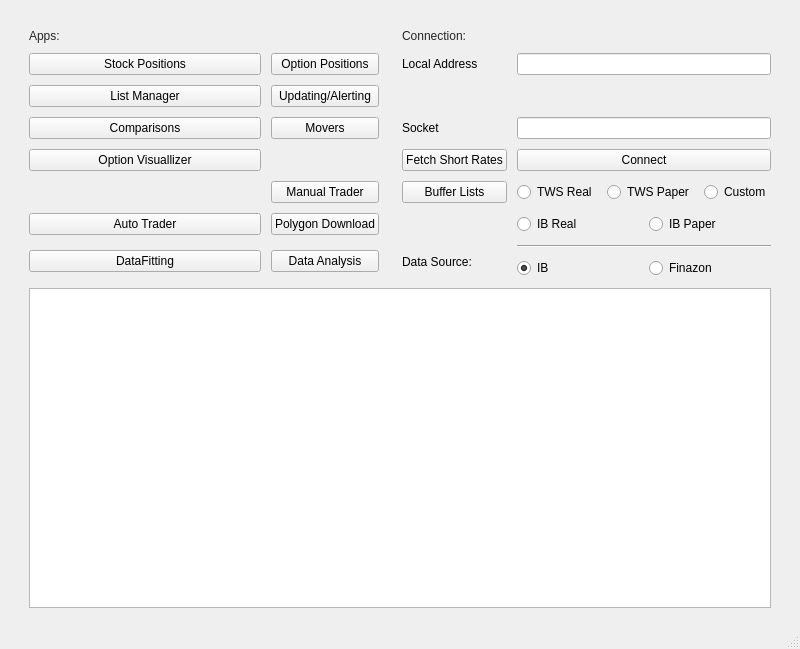
The window that uiComps/qtGeneration/AppLauncher.ui (irrelevantmuch/IB_apps) describes before a commit, drawn with Qt 5.
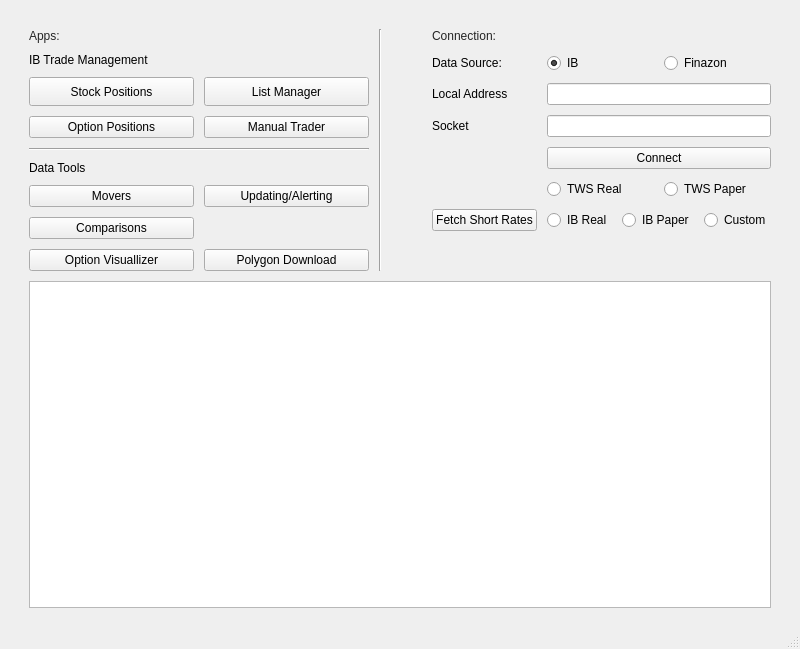
The same window after the commit.

Diff of the .ui file:
```diff
--- a/uiComps/qtGeneration/AppLauncher.ui
+++ b/uiComps/qtGeneration/AppLauncher.ui
@@ -40,7 +40,7 @@
    </property>
    <layout class="QGridLayout" name="gridLayout_2">
     <item row="0" column="0">
-     <layout class="QVBoxLayout" name="verticalLayout" stretch="1,0,2">
+     <layout class="QVBoxLayout" name="verticalLayout" stretch="0,2">
       <property name="spacing">
        <number>10</number>
       </property>
@@ -60,24 +60,10 @@
        <number>10</number>
       </property>
       <item>
-       <layout class="QGridLayout" name="gridLayout" rowstretch="1,0,0,0,0,0,0,0,0,0" columnstretch="1,0,0,0,0,0">
-        <property name="sizeConstraint">
-         <enum>QLayout::SetDefaultConstraint</enum>
-        </property>
-        <item row="4" column="5">
-         <widget class="QLineEdit" name="socket_line">
-          <property name="sizePolicy">
-           <sizepolicy hsizetype="Expanding" vsizetype="Preferred">
-            <horstretch>0</horstretch>
-            <verstretch>0</verstretch>
-           </sizepolicy>
-          </property>
-          <property name="alignment">
-           <set>Qt::AlignRight|Qt::AlignTrailing|Qt::AlignVCenter</set>
-          </property>
-         </widget>
-        </item>
-        <item row="0" column="0">
+       <layout class="QHBoxLayout" name="horizontalLayout_7" stretch="1,0,0,1">
+        <item>
+         <layout class="QVBoxLayout" name="verticalLayout_4">
+          <item>
          <widget class="QLabel" name="label">
           <property name="palette">
            <palette>
@@ -148,169 +134,16 @@
           </property>
          </widget>
         </item>
-        <item row="9" column="5">
-         <layout class="QVBoxLayout" name="verticalLayout_3">
           <item>
-           <widget class="Line" name="line">
-            <property name="orientation">
-             <enum>Qt::Horizontal</enum>
-            </property>
-           </widget>
-          </item>
-          <item>
-           <layout class="QHBoxLayout" name="horizontalLayout_3">
-            <item>
-             <widget class="QRadioButton" name="ib_data_radio">
+           <widget class="QLabel" name="label_4">
               <property name="text">
-               <string>IB</string>
-              </property>
-              <property name="checked">
-               <bool>true</bool>
-              </property>
-              <attribute name="buttonGroup">
-               <string notr="true">data_group</string>
-              </attribute>
+             <string>IB Trade Management</string>
+            </property>
              </widget>
             </item>
             <item>
-             <widget class="QRadioButton" name="finazon_data_radio">
-              <property name="text">
-               <string>Finazon</string>
-              </property>
-              <attribute name="buttonGroup">
-               <string notr="true">data_group</string>
-              </attribute>
-             </widget>
-            </item>
-           </layout>
-          </item>
-         </layout>
-        </item>
-        <item row="9" column="3">
-         <widget class="QLabel" name="label_3">
-          <property name="text">
-           <string>Data Source:</string>
-          </property>
-         </widget>
-        </item>
-        <item row="5" column="0">
-         <widget class="QPushButton" name="open_option_viz">
-          <property name="text">
-           <string>Option Visuallizer</string>
-          </property>
-          <attribute name="buttonGroup">
-           <string notr="true">app_group</string>
-          </attribute>
-         </widget>
-        </item>
-        <item row="2" column="1">
-         <widget class="QPushButton" name="open_option_pos">
-          <property name="sizePolicy">
-           <sizepolicy hsizetype="Minimum" vsizetype="Preferred">
-            <horstretch>0</horstretch>
-            <verstretch>0</verstretch>
-           </sizepolicy>
-          </property>
-          <property name="text">
-           <string>Option Positions</string>
-          </property>
-          <attribute name="buttonGroup">
-           <string notr="true">app_group</string>
-          </attribute>
-         </widget>
-        </item>
-        <item row="7" column="0">
-         <widget class="QPushButton" name="open_auto_trader">
-          <property name="text">
-           <string>Auto Trader</string>
-          </property>
-          <attribute name="buttonGroup">
-           <string notr="true">app_group</string>
-          </attribute>
-         </widget>
-        </item>
-        <item row="4" column="0">
-         <widget class="QPushButton" name="open_comparisons">
-          <property name="text">
-           <string>Comparisons</string>
-          </property>
-          <attribute name="buttonGroup">
-           <string notr="true">finazon_group</string>
-          </attribute>
-         </widget>
-        </item>
-        <item row="0" column="3">
-         <widget class="QLabel" name="label_2">
-          <property name="palette">
-           <palette>
-            <active>
-             <colorrole role="WindowText">
-              <brush brushstyle="SolidPattern">
-               <color alpha="217">
-                <red>132</red>
-                <green>132</green>
-                <blue>132</blue>
-               </color>
-              </brush>
-             </colorrole>
-             <colorrole role="Text">
-              <brush brushstyle="SolidPattern">
-               <color alpha="216">
-                <red>137</red>
-                <green>137</green>
-                <blue>137</blue>
-               </color>
-              </brush>
-             </colorrole>
-            </active>
-            <inactive>
-             <colorrole role="WindowText">
-              <brush brushstyle="SolidPattern">
-               <color alpha="216">
-                <red>0</red>
-                <green>0</green>
-                <blue>0</blue>
-               </color>
-              </brush>
-             </colorrole>
-             <colorrole role="Text">
-              <brush brushstyle="SolidPattern">
-               <color alpha="216">
-                <red>0</red>
-                <green>0</green>
-                <blue>0</blue>
-               </color>
-              </brush>
-             </colorrole>
-            </inactive>
-            <disabled>
-             <colorrole role="WindowText">
-              <brush brushstyle="SolidPattern">
-               <color alpha="63">
-                <red>0</red>
-                <green>0</green>
-                <blue>0</blue>
-               </color>
-              </brush>
-             </colorrole>
-             <colorrole role="Text">
-              <brush brushstyle="SolidPattern">
-               <color alpha="63">
-                <red>0</red>
-                <green>0</green>
-                <blue>0</blue>
-               </color>
-              </brush>
-             </colorrole>
-            </disabled>
-           </palette>
-          </property>
-          <property name="text">
-           <string>Connection:</string>
-          </property>
-         </widget>
-        </item>
-        <item row="3" column="0">
+           <layout class="QGridLayout" name="gridLayout_6">
+            <item row="0" column="1">
          <widget class="QPushButton" name="open_list_manager">
           <property name="sizePolicy">
            <sizepolicy hsizetype="Minimum" vsizetype="Preferred">
@@ -326,7 +159,23 @@
           </attribute>
          </widget>
         </item>
-        <item row="6" column="1">
+            <item row="0" column="0">
+             <widget class="QPushButton" name="open_stocks">
+              <property name="sizePolicy">
+               <sizepolicy hsizetype="Minimum" vsizetype="MinimumExpanding">
+                <horstretch>0</horstretch>
+                <verstretch>0</verstretch>
+               </sizepolicy>
+              </property>
+              <property name="text">
+               <string>Stock Positions</string>
+              </property>
+              <attribute name="buttonGroup">
+               <string notr="true">ib_group</string>
+              </attribute>
+             </widget>
+            </item>
+            <item row="1" column="1">
          <widget class="QPushButton" name="open_man_trader">
           <property name="text">
            <string>Manual Trader</string>
@@ -336,7 +185,67 @@
           </attribute>
          </widget>
         </item>
-        <item row="3" column="1">
+            <item row="1" column="0">
+             <widget class="QPushButton" name="open_option_pos">
+              <property name="sizePolicy">
+               <sizepolicy hsizetype="Minimum" vsizetype="Preferred">
+                <horstretch>0</horstretch>
+                <verstretch>0</verstretch>
+               </sizepolicy>
+              </property>
+              <property name="text">
+               <string>Option Positions</string>
+              </property>
+              <attribute name="buttonGroup">
+               <string notr="true">ib_group</string>
+              </attribute>
+             </widget>
+            </item>
+           </layout>
+          </item>
+          <item>
+           <widget class="Line" name="line_2">
+            <property name="orientation">
+             <enum>Qt::Horizontal</enum>
+            </property>
+           </widget>
+          </item>
+          <item>
+           <widget class="QLabel" name="label_5">
+            <property name="text">
+             <string>Data Tools</string>
+            </property>
+           </widget>
+          </item>
+          <item>
+           <layout class="QGridLayout" name="gridLayout_7">
+            <item row="0" column="0">
+             <widget class="QPushButton" name="open_movers">
+              <property name="sizePolicy">
+               <sizepolicy hsizetype="Minimum" vsizetype="Preferred">
+                <horstretch>0</horstretch>
+                <verstretch>0</verstretch>
+               </sizepolicy>
+              </property>
+              <property name="text">
+               <string>Movers</string>
+              </property>
+              <attribute name="buttonGroup">
+               <string notr="true">general_history_group</string>
+              </attribute>
+             </widget>
+            </item>
+            <item row="1" column="0">
+             <widget class="QPushButton" name="open_comparisons">
+              <property name="text">
+               <string>Comparisons</string>
+              </property>
+              <attribute name="buttonGroup">
+               <string notr="true">general_history_group</string>
+              </attribute>
+             </widget>
+            </item>
+            <item row="0" column="1">
          <widget class="QPushButton" name="open_alert_system">
           <property name="text">
            <string>Updating/Alerting</string>
@@ -346,73 +255,153 @@
           </attribute>
          </widget>
         </item>
-        <item row="2" column="0">
-         <widget class="QPushButton" name="open_stocks">
-          <property name="sizePolicy">
-           <sizepolicy hsizetype="Minimum" vsizetype="MinimumExpanding">
-            <horstretch>0</horstretch>
-            <verstretch>0</verstretch>
-           </sizepolicy>
-          </property>
-          <property name="text">
-           <string>Stock Positions</string>
-          </property>
-          <attribute name="buttonGroup">
-           <string notr="true">app_group</string>
-          </attribute>
-         </widget>
-        </item>
-        <item row="7" column="1">
+            <item row="2" column="1">
          <widget class="QPushButton" name="open_poly_downloader">
           <property name="text">
            <string>Polygon Download</string>
           </property>
          </widget>
         </item>
-        <item row="2" column="3">
-         <widget class="QLabel" name="address_label">
+            <item row="2" column="0">
+             <widget class="QPushButton" name="open_option_viz">
           <property name="text">
-           <string>Local Address</string>
-          </property>
-         </widget>
-        </item>
-        <item row="2" column="5">
-         <widget class="QLineEdit" name="address_line">
-          <property name="sizePolicy">
-           <sizepolicy hsizetype="Expanding" vsizetype="Preferred">
-            <horstretch>0</horstretch>
-            <verstretch>0</verstretch>
-           </sizepolicy>
+               <string>Option Visuallizer</string>
+              </property>
+              <attribute name="buttonGroup">
+               <string notr="true">ib_group</string>
+              </attribute>
+             </widget>
+            </item>
+           </layout>
+          </item>
+         </layout>
+        </item>
+        <item>
+         <widget class="Line" name="line">
+          <property name="orientation">
+           <enum>Qt::Vertical</enum>
           </property>
-          <property name="inputMethodHints">
-           <set>Qt::ImhUppercaseOnly</set>
+         </widget>
+        </item>
+        <item>
+         <spacer name="horizontalSpacer">
+          <property name="orientation">
+           <enum>Qt::Horizontal</enum>
           </property>
-          <property name="alignment">
-           <set>Qt::AlignRight|Qt::AlignTrailing|Qt::AlignVCenter</set>
+          <property name="sizeHint" stdset="0">
+           <size>
+            <width>40</width>
+            <height>20</height>
+           </size>
           </property>
-          <property name="clearButtonEnabled">
-           <bool>true</bool>
-          </property>
-         </widget>
-        </item>
-        <item row="4" column="1">
-         <widget class="QPushButton" name="open_movers">
-          <property name="sizePolicy">
-           <sizepolicy hsizetype="Minimum" vsizetype="Preferred">
-            <horstretch>0</horstretch>
-            <verstretch>0</verstretch>
-           </sizepolicy>
-          </property>
+         </spacer>
+        </item>
+        <item>
+         <layout class="QVBoxLayout" name="verticalLayout_2">
+          <item>
+           <widget class="QLabel" name="label_2">
+            <property name="palette">
+             <palette>
+              <active>
+               <colorrole role="WindowText">
+                <brush brushstyle="SolidPattern">
+                 <color alpha="217">
+                  <red>132</red>
+                  <green>132</green>
+                  <blue>132</blue>
+                 </color>
+                </brush>
+               </colorrole>
+               <colorrole role="Text">
+                <brush brushstyle="SolidPattern">
+                 <color alpha="216">
+                  <red>137</red>
+                  <green>137</green>
+                  <blue>137</blue>
+                 </color>
+                </brush>
+               </colorrole>
+              </active>
+              <inactive>
+               <colorrole role="WindowText">
+                <brush brushstyle="SolidPattern">
+                 <color alpha="216">
+                  <red>0</red>
+                  <green>0</green>
+                  <blue>0</blue>
+                 </color>
+                </brush>
+               </colorrole>
+               <colorrole role="Text">
+                <brush brushstyle="SolidPattern">
+                 <color alpha="216">
+                  <red>0</red>
+                  <green>0</green>
+                  <blue>0</blue>
+                 </color>
+                </brush>
+               </colorrole>
+              </inactive>
+              <disabled>
+               <colorrole role="WindowText">
+                <brush brushstyle="SolidPattern">
+                 <color alpha="63">
+                  <red>0</red>
+                  <green>0</green>
+                  <blue>0</blue>
+                 </color>
+                </brush>
+               </colorrole>
+               <colorrole role="Text">
+                <brush brushstyle="SolidPattern">
+                 <color alpha="63">
+                  <red>0</red>
+                  <green>0</green>
+                  <blue>0</blue>
+                 </color>
+                </brush>
+               </colorrole>
+              </disabled>
+             </palette>
+            </property>
+            <property name="text">
+             <string>Connection:</string>
+            </property>
+           </widget>
+          </item>
+          <item>
+           <layout class="QGridLayout" name="gridLayout_4">
+            <item row="0" column="0">
+             <widget class="QLabel" name="label_3">
+              <property name="text">
+               <string>Data Source:</string>
+              </property>
+             </widget>
+            </item>
+            <item row="6" column="1">
+             <layout class="QHBoxLayout" name="horizontalLayout_2">
+              <item>
+               <widget class="QRadioButton" name="real_ibg_button">
           <property name="text">
-           <string>Movers</string>
+                 <string>IB Real</string>
           </property>
           <attribute name="buttonGroup">
            <string notr="true">finazon_group</string>
           </attribute>
          </widget>
         </item>
-        <item row="5" column="5">
-         <widget class="QPushButton" name="connect_button">
+              <item>
+               <widget class="QRadioButton" name="paper_ibg_button">
+                <property name="text">
+                 <string>IB Paper</string>
+                </property>
+                <attribute name="buttonGroup">
+                 <string notr="true">trading_type_group</string>
+                </attribute>
+               </widget>
+              </item>
+              <item>
+               <widget class="QRadioButton" name="custom_button">
           <property name="sizePolicy">
            <sizepolicy hsizetype="Minimum" vsizetype="Preferred">
             <horstretch>0</horstretch>
@@ -420,45 +409,50 @@
            </sizepolicy>
           </property>
           <property name="text">
-           <string>Connect</string>
-          </property>
-         </widget>
-        </item>
-        <item row="9" column="0">
-         <widget class="QPushButton" name="open_fitter">
-          <property name="text">
-           <string>DataFitting</string>
-          </property>
-         </widget>
-        </item>
-        <item row="4" column="3">
+                 <string>Custom</string>
+                </property>
+                <attribute name="buttonGroup">
+                 <string notr="true">trading_type_group</string>
+                </attribute>
+               </widget>
+              </item>
+             </layout>
+            </item>
+            <item row="2" column="0">
          <widget class="QLabel" name="socket_label">
           <property name="text">
            <string>Socket</string>
           </property>
          </widget>
         </item>
-        <item row="9" column="1">
-         <widget class="QPushButton" name="open_analysis">
+            <item row="0" column="1">
+             <layout class="QHBoxLayout" name="horizontalLayout_3">
+              <item>
+               <widget class="QRadioButton" name="ib_data_radio">
           <property name="text">
-           <string>Data Analysis</string>
-          </property>
-         </widget>
-        </item>
-        <item row="2" column="2">
-         <spacer name="horizontalSpacer_2">
-          <property name="orientation">
-           <enum>Qt::Horizontal</enum>
-          </property>
-          <property name="sizeHint" stdset="0">
-           <size>
-            <width>13</width>
-            <height>18</height>
-           </size>
-          </property>
-         </spacer>
-        </item>
-        <item row="6" column="5">
+                 <string>IB</string>
+                </property>
+                <property name="checked">
+                 <bool>true</bool>
+                </property>
+                <attribute name="buttonGroup">
+                 <string notr="true">data_group</string>
+                </attribute>
+               </widget>
+              </item>
+              <item>
+               <widget class="QRadioButton" name="finazon_data_radio">
+                <property name="text">
+                 <string>Finazon</string>
+                </property>
+                <attribute name="buttonGroup">
+                 <string notr="true">data_group</string>
+                </attribute>
+               </widget>
+              </item>
+             </layout>
+            </item>
+            <item row="5" column="1">
          <layout class="QHBoxLayout" name="horizontalLayout">
           <item>
            <widget class="QRadioButton" name="real_tws_button">
@@ -492,8 +486,49 @@
             </attribute>
            </widget>
           </item>
-          <item>
-           <widget class="QRadioButton" name="custom_button">
+             </layout>
+            </item>
+            <item row="1" column="1">
+             <widget class="QLineEdit" name="address_line">
+              <property name="sizePolicy">
+               <sizepolicy hsizetype="Expanding" vsizetype="Preferred">
+                <horstretch>0</horstretch>
+                <verstretch>0</verstretch>
+               </sizepolicy>
+              </property>
+              <property name="inputMethodHints">
+               <set>Qt::ImhUppercaseOnly</set>
+              </property>
+              <property name="alignment">
+               <set>Qt::AlignRight|Qt::AlignTrailing|Qt::AlignVCenter</set>
+              </property>
+              <property name="clearButtonEnabled">
+               <bool>true</bool>
+              </property>
+             </widget>
+            </item>
+            <item row="1" column="0">
+             <widget class="QLabel" name="address_label">
+              <property name="text">
+               <string>Local Address</string>
+              </property>
+             </widget>
+            </item>
+            <item row="2" column="1">
+             <widget class="QLineEdit" name="socket_line">
+              <property name="sizePolicy">
+               <sizepolicy hsizetype="Expanding" vsizetype="Preferred">
+                <horstretch>0</horstretch>
+                <verstretch>0</verstretch>
+               </sizepolicy>
+              </property>
+              <property name="alignment">
+               <set>Qt::AlignRight|Qt::AlignTrailing|Qt::AlignVCenter</set>
+              </property>
+             </widget>
+            </item>
+            <item row="3" column="1">
+             <widget class="QPushButton" name="connect_button">
             <property name="sizePolicy">
              <sizepolicy hsizetype="Minimum" vsizetype="Preferred">
               <horstretch>0</horstretch>
@@ -501,47 +536,11 @@
              </sizepolicy>
             </property>
             <property name="text">
-             <string>Custom</string>
-            </property>
-            <attribute name="buttonGroup">
-             <string notr="true">trading_type_group</string>
-            </attribute>
-           </widget>
-          </item>
-         </layout>
-        </item>
-        <item row="6" column="3">
-         <widget class="QPushButton" name="buffer_list_button">
-          <property name="text">
-           <string>Buffer Lists</string>
-          </property>
-         </widget>
-        </item>
-        <item row="7" column="5">
-         <layout class="QHBoxLayout" name="horizontalLayout_2">
-          <item>
-           <widget class="QRadioButton" name="real_ibg_button">
-            <property name="text">
-             <string>IB Real</string>
-            </property>
-            <attribute name="buttonGroup">
-             <string notr="true">trading_type_group</string>
-            </attribute>
-           </widget>
-          </item>
-          <item>
-           <widget class="QRadioButton" name="paper_ibg_button">
-            <property name="text">
-             <string>IB Paper</string>
-            </property>
-            <attribute name="buttonGroup">
-             <string notr="true">trading_type_group</string>
-            </attribute>
-           </widget>
-          </item>
-         </layout>
-        </item>
-        <item row="5" column="3">
+               <string>Connect</string>
+              </property>
+             </widget>
+            </item>
+            <item row="6" column="0">
          <widget class="QPushButton" name="fetch_rates">
           <property name="sizePolicy">
            <sizepolicy hsizetype="Minimum" vsizetype="Preferred">
@@ -557,9 +556,19 @@
        </layout>
       </item>
       <item>
-       <layout class="QHBoxLayout" name="horizontalLayout_5">
-        <item>
-         <layout class="QGridLayout" name="gridLayout_3"/>
+           <spacer name="verticalSpacer">
+            <property name="orientation">
+             <enum>Qt::Vertical</enum>
+            </property>
+            <property name="sizeHint" stdset="0">
+             <size>
+              <width>20</width>
+              <height>40</height>
+             </size>
+            </property>
+           </spacer>
+          </item>
+         </layout>
         </item>
        </layout>
       </item>
```
Left out of the diff: 12 changed lines with no effect on the pictures. Lines whose indentation alone changed are shown as unchanged.
